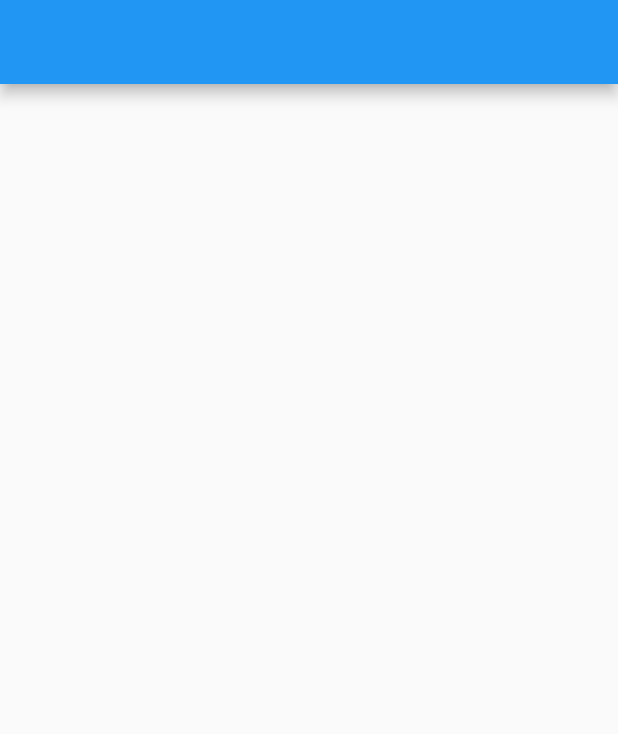
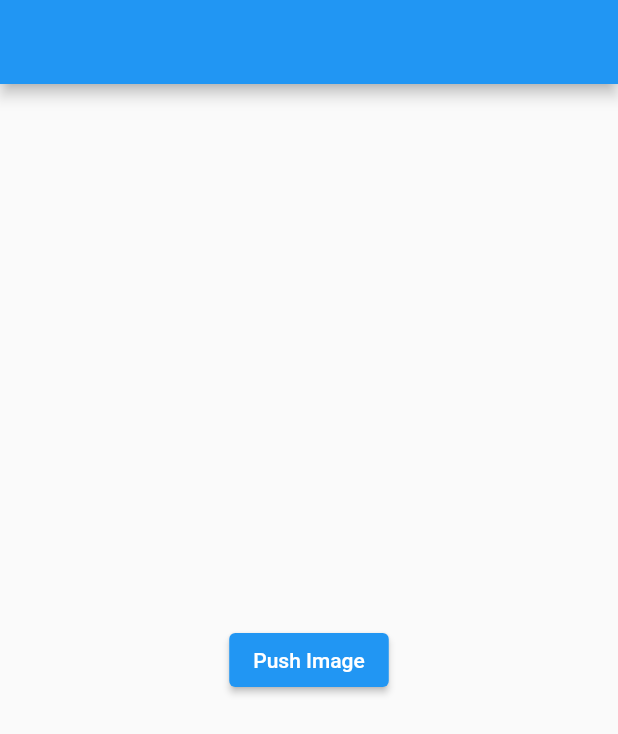
Before and after one commit to htask7878/push_image_firstore, a Flutter app: the screen it shows after launch, on a phone screen of 412 x 824 dp. Shown: the top 734 px of the screen. Run offline on Flutter 3.47's test engine with Material 2 defaults, Android fonts, the phone set to English and light mode, and no system bars.

Commit message:
Initial commit

```diff
--- a/lib/my_home_page.dart
+++ b/lib/my_home_page.dart
@@ -13,7 +13,11 @@ class _MyHomePageState extends State<MyHomePage> {
     return Scaffold(
       appBar: AppBar(),
       body: Container(
+        child: Center(
+          child: ElevatedButton(onPressed: () {
 
+          }, child: Text("Push Image")),
+        ),
       ),
     );
   }
```
